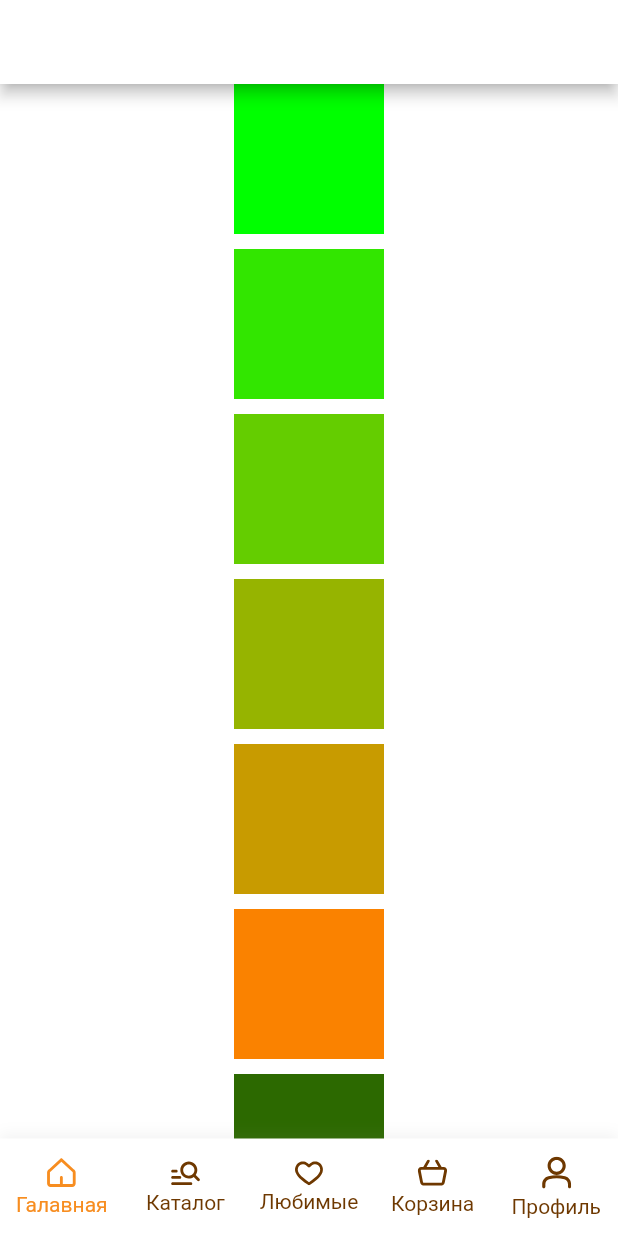
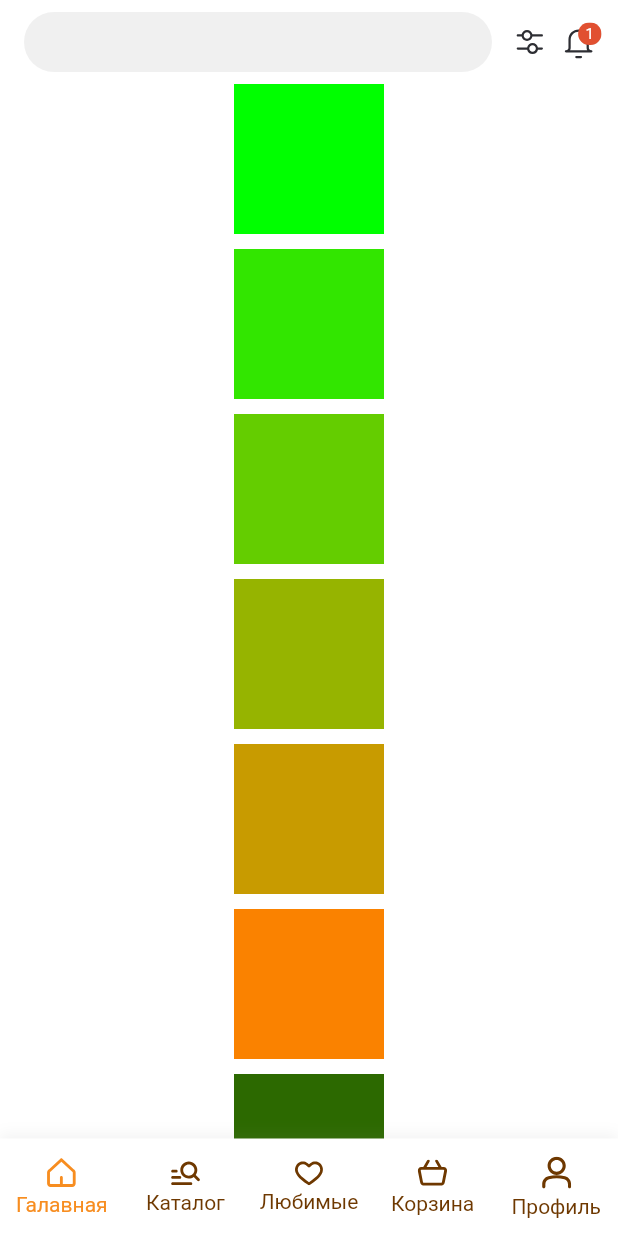
Before and after one commit to ArrGagiev/bread, a Flutter app: the screen it shows after launch, on a phone screen of 412 x 824 dp. Run offline on Flutter 3.47's test engine with Material 3 defaults, Android fonts, the phone set to English and light mode, and no system bars; drawn by our look-alikes of badges, persistent_bottom_nav_bar_v2; our stand-ins replace dotted_border, flutter_svg; project files that could hold a hidden picture were left out.

Commit message:
собрал анимированный badge, упорядочил файлы, частично настроил appbar

```diff
--- /dev/null
+++ b/lib/core/widgets/badge/badge.dart
@@ -0,0 +1,32 @@
+import 'package:badges/badges.dart';
+import 'package:bread/core/constants/app_typography.dart';
+import 'package:bread/core/constants/app_colors.dart';
+import 'package:badges/badges.dart' as badges;
+import 'package:flutter/material.dart';
+
+class IconBadge extends StatelessWidget {
+  const IconBadge({super.key, required this.value});
+  final String value;
+
+  @override
+  Widget build(BuildContext context) {
+    return ClipRRect(
+      borderRadius: BorderRadius.circular(30),
+      child: badges.Badge(
+        badgeAnimation: const badges.BadgeAnimation.slide(
+          slideTransitionPositionTween: SlideTween(begin: Offset(-0.5, 0.1), end: Offset(0.0, 0.0)),
+        ),
+        badgeContent: Text(
+          value,
+          style: AppTypography.bodyXSmall.copyWith(color: AppColors.white),
+        ),
+        badgeStyle: const badges.BadgeStyle(
+          badgeColor: AppColors.red,
+          // padding: EdgeInsets.symmetric(horizontal: 5.0, vertical: 1.6),
+          padding: EdgeInsets.fromLTRB(5, 2.2, 5, 0.8),
+          shape: badges.BadgeShape.square,
+        ),
+      ),
+    );
+  }
+}
--- a/lib/core/widgets/cards/product_card/product_card.dart
+++ b/lib/core/widgets/cards/product_card/product_card.dart
@@ -10,7 +10,7 @@ class ProductCard extends StatelessWidget {
 
   final String image = 'assets/images/bread.png';
   final String description = 'Хлеб «Ароматный» с кориандром (часть изделия)';
-  final String quantity = '300 гр';
+  final String weight = '300 гр';
   final bool isHitOfSales = true;
 
   @override
@@ -91,7 +91,7 @@ class ProductCard extends StatelessWidget {
               Container(
                 margin: const EdgeInsets.symmetric(horizontal: 8),
                 child: Text(
-                  quantity, //todo: quantity <---
+                  weight, //todo: weight(вес) <---
                   maxLines: 1,
                   overflow: TextOverflow.ellipsis,
                   style: AppTypography.bodyXSmall.copyWith(color: AppColors.gray),
--- a/lib/core/widgets/cards/product_card/widgets/area/quantity_selection_area.dart
+++ b/lib/core/widgets/cards/product_card/widgets/area/quantity_selection_area.dart
@@ -24,11 +24,11 @@ class QuantitySelectionArea extends StatelessWidget {
               child: Row(
                 mainAxisAlignment: MainAxisAlignment.spaceBetween,
                 children: [
-                  SelectionBittonIcon(
+                  SelectionIconButton(
                     icon: Icons.add,
                     onPressed: () {},
                   ),
-                  SelectionBittonIcon(
+                  SelectionIconButton(
                     icon: Icons.remove,
                     onPressed: () {},
                   ),
--- a/lib/features/pages/catalog/catalog_page.dart
+++ b/lib/features/pages/catalog/catalog_page.dart
@@ -1,9 +1,10 @@
+import 'package:bread/core/widgets/cards/product_card/product_card.dart';
+import 'package:bread/core/widgets/buttons/primary_button.dart';
+import 'package:bread/core/widgets/buttons/dotted_button.dart';
+import 'package:bread/core/widgets/buttons/soft_button.dart';
 import 'package:bread/core/constants/app_colors.dart';
-import 'package:bread/core/widgets/buttons/dotted_button.dart';
-import 'package:bread/core/widgets/buttons/primary_button.dart';
-import 'package:bread/core/widgets/buttons/soft_button.dart';
-import 'package:bread/core/widgets/cards/product_card/product_card.dart';
 import 'package:flutter/material.dart';
+import 'package:flutter_svg/svg.dart';
 
 class CatalogPage extends StatelessWidget {
   const CatalogPage({super.key});
@@ -35,11 +36,16 @@ class CatalogPage extends StatelessWidget {
                   customBorder: const CircleBorder(),
                   onTap: () {},
                   child: Container(
-                    constraints: const BoxConstraints.tightFor(width: 28, height: 28),
-                    decoration: BoxDecoration(
-                      borderRadius: BorderRadius.circular(24),
+                    constraints: const BoxConstraints.tightFor(width: 40, height: 40),
+                    decoration: BoxDecoration(borderRadius: BorderRadius.circular(30)),
+                    padding: const EdgeInsets.all(10),
+                    child: SvgPicture.asset(
+                      'assets/icons/product_card_basket.svg',
+                      colorFilter: ColorFilter.mode(
+                        Theme.of(context).appBarTheme.iconTheme!.color!, //! iconTheme.color <---
+                        BlendMode.srcIn,
+                      ),
                     ),
-                    child: const Icon(Icons.share),
                   ),
                 ),
               ),
--- a/lib/features/pages/main/main_page.dart
+++ b/lib/features/pages/main/main_page.dart
@@ -1,3 +1,4 @@
+import 'package:bread/features/pages/main/widgets/appbar/appbar.dart';
 import 'package:flutter/material.dart';
 
 class MainPage extends StatelessWidget {
@@ -6,7 +7,7 @@ class MainPage extends StatelessWidget {
   @override
   Widget build(BuildContext context) {
     return Scaffold(
-      appBar: AppBar(),
+      appBar: const MainAppBar(isAuthUser: true),
       body: Center(
         child: ListView.separated(
           itemCount: 10,
--- /dev/null
+++ b/lib/features/pages/main/widgets/appbar/appbar.dart
@@ -0,0 +1,50 @@
+import 'package:bread/core/widgets/badge/badge.dart';
+import 'package:bread/features/pages/main/widgets/appbar/appbar_search_field.dart';
+import 'package:bread/features/pages/main/widgets/appbar/appbar_icon_button.dart';
+
+import 'package:flutter/material.dart';
+
+class MainAppBar extends StatelessWidget implements PreferredSizeWidget {
+  const MainAppBar({super.key, required this.isAuthUser});
+  final bool isAuthUser;
+  @override
+  Widget build(BuildContext context) {
+    return AppBar(
+      titleSpacing: 0,
+      elevation: 0,
+      title: Container(
+        margin: const EdgeInsets.only(left: 16),
+        child: const AppBarSearchField(),
+      ),
+      actions: [
+        const SizedBox(width: 10),
+        AppBarIconButton(
+          icon: 'assets/icons/filter_icon.svg',
+          onPressed: () {},
+        ),
+        const SizedBox(width: 4),
+        Visibility(
+          visible: isAuthUser, //todo: auth user visibility <---
+          child: Stack(
+            alignment: Alignment.center,
+            children: [
+              AppBarIconButton(
+                icon: 'assets/icons/bell_icon.svg',
+                onPressed: () {},
+              ),
+              const Positioned(
+                top: 15,
+                right: 1,
+                child: IconBadge(value: '1'), //todo: badge(9) <---
+              )
+            ],
+          ),
+        ),
+        const SizedBox(width: 10),
+      ],
+    );
+  }
+
+  @override
+  Size get preferredSize => const Size.fromHeight(kToolbarHeight);
+}
--- a/lib/core/widgets/cards/product_card/widgets/card_buttons/selection_icon_button.dart
+++ b/lib/features/pages/main/widgets/appbar/appbar_icon_button.dart
@@ -1,10 +1,11 @@
 import 'package:bread/core/constants/app_colors.dart';
 import 'package:flutter/material.dart';
+import 'package:flutter_svg/svg.dart';
 
-class SelectionBittonIcon extends StatelessWidget {
-  const SelectionBittonIcon({super.key, this.icon, this.onPressed});
+class AppBarIconButton extends StatelessWidget {
+  const AppBarIconButton({super.key, required this.icon, this.onPressed});
 
-  final IconData? icon;
+  final String icon;
   final void Function()? onPressed;
 
   @override
@@ -18,9 +19,15 @@ class SelectionBittonIcon extends StatelessWidget {
           focusElevation: 0,
           highlightElevation: 0,
           backgroundColor: Colors.transparent,
-          splashColor: AppColors.orange,
+          splashColor: AppColors.orangeDark.withOpacity(0.2),
           onPressed: onPressed,
-          child: Icon(icon, color: AppColors.gray),
+          child: SvgPicture.asset(
+            icon,
+            colorFilter: ColorFilter.mode(
+              Theme.of(context).appBarTheme.iconTheme!.color!, //! iconTheme.color <---
+              BlendMode.srcIn,
+            ),
+          ),
         ),
       ),
     );
--- /dev/null
+++ b/lib/features/pages/main/widgets/appbar/appbar_search_field.dart
@@ -0,0 +1,23 @@
+import 'package:bread/core/constants/app_colors.dart';
+import 'package:flutter/material.dart';
+
+class AppBarSearchField extends StatelessWidget {
+  const AppBarSearchField({super.key});
+
+  @override
+  Widget build(BuildContext context) {
+    return Container(
+      height: 40,
+      decoration: BoxDecoration(
+        borderRadius: BorderRadius.circular(28),
+        color: AppColors.lightGray,
+      ),
+      child: const TextField(
+        decoration: InputDecoration(
+          border: InputBorder.none,
+          contentPadding: EdgeInsets.zero,
+        ),
+      ),
+    );
+  }
+}
--- a/lib/main.dart
+++ b/lib/main.dart
@@ -1,4 +1,5 @@
 import 'package:bread/core/bottom_nav_bar/bottom_nav_bar.dart';
+import 'package:bread/core/themes/dark_theme.dart';
 import 'package:bread/core/themes/light_theme.dart';
 import 'package:flutter/material.dart';
 
--- a/pubspec.yaml
+++ b/pubspec.yaml
@@ -36,6 +36,7 @@ dependencies:
   flutter_svg: ^2.0.10+1
   persistent_bottom_nav_bar_v2: ^5.2.3
   dotted_border: ^2.1.0
+  badges: ^3.1.2
   # ============================= #
 
 dev_dependencies:
```
Also changed, not shown: assets/icons/bell_icon.svg (added), assets/icons/filter_icon.svg (added), pubspec.lock.
